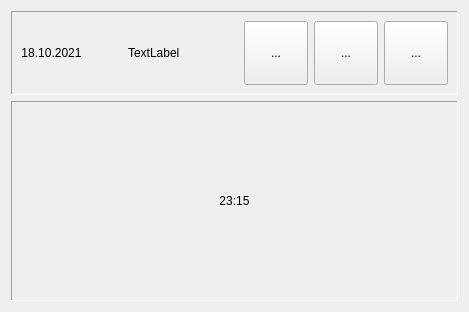
Old version of the form maindialog.ui in the repository pavelrangelov/qclock.
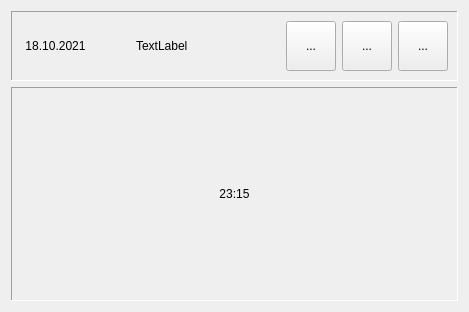
New version of the form. Icons and pictures are not drawn.

Patch:
```diff
--- a/maindialog.ui
+++ b/maindialog.ui
@@ -97,8 +97,8 @@
        <widget class="QToolButton" name="toolMute">
         <property name="minimumSize">
          <size>
-          <width>64</width>
-          <height>64</height>
+          <width>50</width>
+          <height>50</height>
          </size>
         </property>
         <property name="text">
@@ -120,8 +120,8 @@
        <widget class="QToolButton" name="toolAlarms">
         <property name="minimumSize">
          <size>
-          <width>64</width>
-          <height>64</height>
+          <width>50</width>
+          <height>50</height>
          </size>
         </property>
         <property name="text">
@@ -143,8 +143,8 @@
        <widget class="QToolButton" name="toolSettings">
         <property name="minimumSize">
          <size>
-          <width>64</width>
-          <height>64</height>
+          <width>50</width>
+          <height>50</height>
          </size>
         </property>
         <property name="text">
```
Left out of the diff: 9 changed lines with no effect on the pictures.
